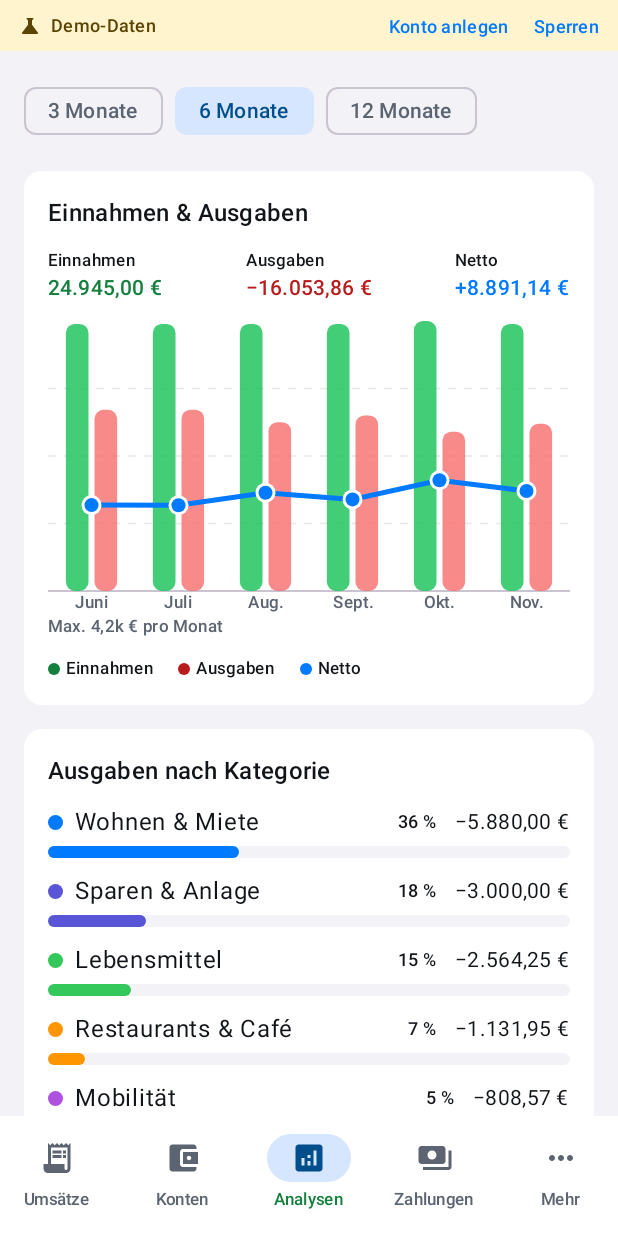
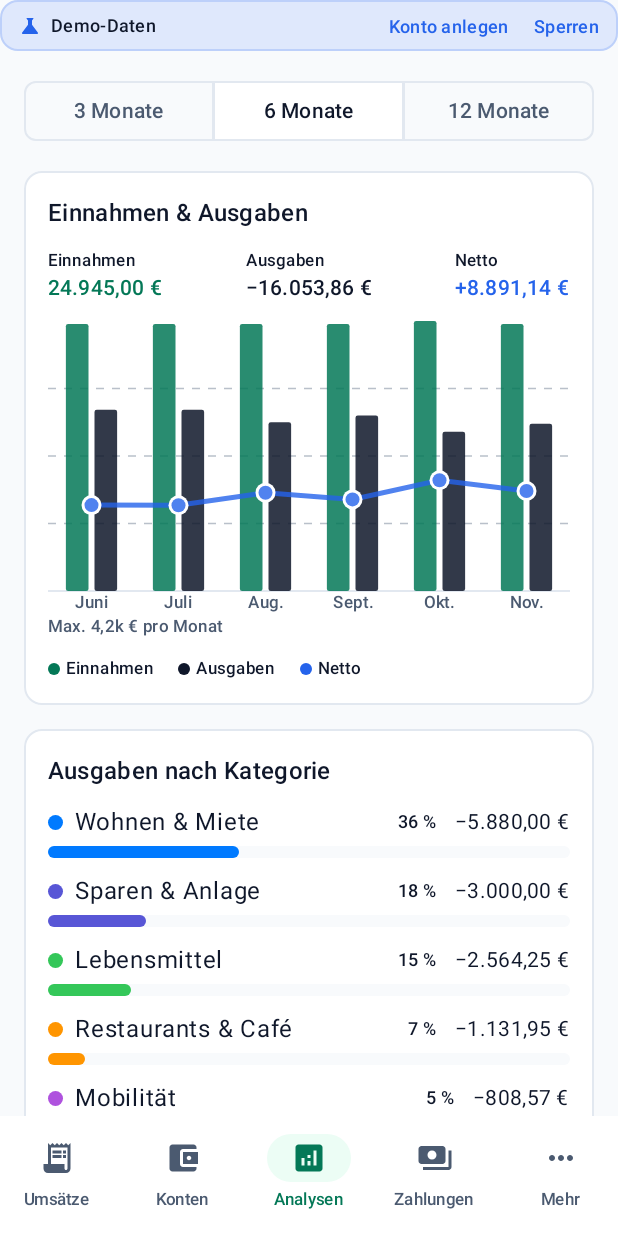
Before and after one commit to 24unix/GiroCrab, an Android app built with Jetpack Compose: the screen it shows after launch (MainActivity), item 3 of the bottom bar chosen, on a phone screen of 412 x 824 dp. Run offline under Robolectric (Android 15) with nearby library versions, the phone set to English and light mode, and no system bars.

Commit message:
feat(ui): port exact Swift Theme.swift & chart colors/opacities 1:1 to Android and Windows

```diff
--- a/GiroCrabAndroid/app/src/main/java/de/girocrab/app/ui/screens/AnalyticsScreen.kt
+++ b/GiroCrabAndroid/app/src/main/java/de/girocrab/app/ui/screens/AnalyticsScreen.kt
@@ -40,6 +40,14 @@ import androidx.compose.ui.text.style.TextOverflow
 import androidx.compose.ui.unit.dp
 import androidx.compose.foundation.lazy.items
 import androidx.compose.foundation.layout.fillMaxSize
+import de.girocrab.app.ui.theme.GiroColors
+import de.girocrab.app.ui.theme.LocalGiroColors
+import androidx.compose.foundation.BorderStroke
+import androidx.compose.material3.CardDefaults
+import androidx.compose.material3.ExperimentalMaterial3Api
+import androidx.compose.material3.SegmentedButton
+import androidx.compose.material3.SegmentedButtonDefaults
+import androidx.compose.material3.SingleChoiceSegmentedButtonRow
 import de.girocrab.app.model.AppUiState
 import de.girocrab.app.model.AppViewModel
 import de.girocrab.app.model.Booking
@@ -51,11 +59,10 @@ import java.time.format.TextStyle
 import java.util.Locale
 import kotlin.math.abs
 
-private val IncomeColor = Color(0xFF15803D)
-private val ExpenseColor = Color(0xFFB91C1C)
-private val IncomeBar = Color(0xFF22C55E).copy(alpha = 0.85f)
-private val ExpenseBar = Color(0xFFF87171).copy(alpha = 0.82f)
-private val NetColor = Color(0xFF007AFF)
+// 1:1 with Swift Theme (Formatting.swift): inflow / outflow / accent, see de.girocrab.app.ui.theme.GiroColors.
+private val IncomeColor: Color @Composable get() = LocalGiroColors.current.positive
+private val ExpenseColor: Color @Composable get() = LocalGiroColors.current.outflow
+private val NetColor: Color @Composable get() = LocalGiroColors.current.accent
 
 private data class MonthFlow(val month: YearMonth, val incomeCents: Long, val expenseCents: Long) {
     val netCents get() = incomeCents - expenseCents
@@ -96,6 +103,7 @@ private val IosPalette = listOf(0xFF007AFF, 0xFF5856D6, 0xFF34C759, 0xFFFF9500,
 private fun parseColor(hex: Long) = Color(hex)
 private fun paletteColor(i: Int) = IosPalette[i % IosPalette.size]
 
+@OptIn(ExperimentalMaterial3Api::class)
 @Composable
 fun AnalyticsScreen(
     state: AppUiState,
@@ -160,16 +168,35 @@ fun AnalyticsScreen(
         verticalArrangement = spacedBy(16.dp),
     ) {
         item {
-            Row(horizontalArrangement = spacedBy(8.dp)) {
-                listOf(3, 6, 12).forEach { m ->
-                    FilterChip(selected = months == m, onClick = { months = m }, label = { Text("$m Monate") })
+            val opts = listOf(3, 6, 12)
+            SingleChoiceSegmentedButtonRow(Modifier.fillMaxWidth()) {
+                opts.forEachIndexed { i, m ->
+                    SegmentedButton(
+                        selected = months == m,
+                        onClick = { months = m },
+                        shape = SegmentedButtonDefaults.itemShape(i, opts.size, RoundedCornerShape(8.dp)),
+                        colors = SegmentedButtonDefaults.colors(
+                            activeContainerColor = MaterialTheme.colorScheme.surface,
+                            activeContentColor = MaterialTheme.colorScheme.onSurface,
+                            activeBorderColor = MaterialTheme.colorScheme.outline,
+                            inactiveContainerColor = MaterialTheme.colorScheme.background,
+                            inactiveContentColor = MaterialTheme.colorScheme.onSurfaceVariant,
+                            inactiveBorderColor = MaterialTheme.colorScheme.outline,
+                        ),
+                        icon = {},
+                    ) { Text("$m Monate", style = MaterialTheme.typography.labelLarge) }
                 }
             }
         }
         item {
             val inc = monthly.sumOf { it.incomeCents }
             val exp = monthly.sumOf { it.expenseCents }
-            Card(Modifier.fillMaxWidth()) {
+            Card(
+                Modifier.fillMaxWidth(),
+                shape = RoundedCornerShape(12.dp),
+                colors = CardDefaults.cardColors(containerColor = MaterialTheme.colorScheme.surface),
+                border = BorderStroke(1.dp, MaterialTheme.colorScheme.outline),
+            ) {
                 Column(Modifier.padding(16.dp), verticalArrangement = spacedBy(12.dp)) {
                     Text("Einnahmen & Ausgaben", style = MaterialTheme.typography.titleMedium)
                     Row(Modifier.fillMaxWidth(), horizontalArrangement = Arrangement.SpaceBetween) {
@@ -187,7 +214,12 @@ fun AnalyticsScreen(
             }
         }
         item {
-            Card(Modifier.fillMaxWidth()) {
+            Card(
+                Modifier.fillMaxWidth(),
+                shape = RoundedCornerShape(12.dp),
+                colors = CardDefaults.cardColors(containerColor = MaterialTheme.colorScheme.surface),
+                border = BorderStroke(1.dp, MaterialTheme.colorScheme.outline),
+            ) {
                 Column(Modifier.padding(16.dp), verticalArrangement = spacedBy(10.dp)) {
                     Text("Ausgaben nach Kategorie", style = MaterialTheme.typography.titleMedium)
                     val total = categories.sumOf { it.cents }
@@ -217,7 +249,12 @@ fun AnalyticsScreen(
             }
         }
         item {
-            Card(Modifier.fillMaxWidth()) {
+            Card(
+                Modifier.fillMaxWidth(),
+                shape = RoundedCornerShape(12.dp),
+                colors = CardDefaults.cardColors(containerColor = MaterialTheme.colorScheme.surface),
+                border = BorderStroke(1.dp, MaterialTheme.colorScheme.outline),
+            ) {
                 Column(Modifier.padding(16.dp), verticalArrangement = spacedBy(10.dp)) {
                     Text("Auswertung nach Tags", style = MaterialTheme.typography.titleMedium)
                     if (tags.isEmpty()) {
@@ -314,6 +351,11 @@ private fun ShareRow(name: String, color: Color, fraction: Float, amount: String
 private fun CashflowChart(data: List<MonthFlow>, hide: Boolean) {
     val axis = MaterialTheme.colorScheme.outlineVariant
     val labelColor = MaterialTheme.colorScheme.onSurfaceVariant
+    val incomeBar = IncomeColor.copy(alpha = GiroColors.BarAlpha)
+    val expenseBar = ExpenseColor.copy(alpha = GiroColors.BarAlpha)
+    val netColor = NetColor.copy(alpha = 0.8f)
+    val gridColor = LocalGiroColors.current.tertiary.copy(alpha = 0.45f)
+    val pointFill = MaterialTheme.colorScheme.surface
     val maxVal = (data.maxOfOrNull { maxOf(it.incomeCents, it.expenseCents) } ?: 0L).coerceAtLeast(1L)
     val minNet = (data.minOfOrNull { it.netCents } ?: 0L).coerceAtMost(0L)
 
@@ -331,16 +373,16 @@ private fun CashflowChart(data: List<MonthFlow>, hide: Boolean) {
 
             for (g in 1..3) {
                 val gy = size.height * g / 4f
-                drawLine(Color(0xFFE5E7EB), Offset(0f, gy), Offset(size.width, gy), strokeWidth = 1.dp.toPx(), pathEffect = androidx.compose.ui.graphics.PathEffect.dashPathEffect(floatArrayOf(8f, 8f)))
+                drawLine(gridColor, Offset(0f, gy), Offset(size.width, gy), strokeWidth = 1.dp.toPx(), pathEffect = androidx.compose.ui.graphics.PathEffect.dashPathEffect(floatArrayOf(8f, 8f)))
             }
             drawLine(axis, Offset(0f, zeroY), Offset(size.width, zeroY), strokeWidth = 2f)
 
             data.forEachIndexed { i, m ->
                 val cx = slot * i + slot / 2
                 val incTop = y(m.incomeCents)
-                drawRoundRect(IncomeBar, Offset(cx - barW - 4.dp.toPx() / 2, incTop), Size(barW, (zeroY - incTop).coerceAtLeast(0f)), CornerRadius(6.dp.toPx()))
+                drawRoundRect(incomeBar, Offset(cx - barW - 4.dp.toPx() / 2, incTop), Size(barW, (zeroY - incTop).coerceAtLeast(0f)), CornerRadius(1.5.dp.toPx()))
                 val expTop = y(m.expenseCents)
-                drawRoundRect(ExpenseBar, Offset(cx + 4.dp.toPx() / 2, expTop), Size(barW, (zeroY - expTop).coerceAtLeast(0f)), CornerRadius(6.dp.toPx()))
+                drawRoundRect(expenseBar, Offset(cx + 4.dp.toPx() / 2, expTop), Size(barW, (zeroY - expTop).coerceAtLeast(0f)), CornerRadius(1.5.dp.toPx()))
             }
 
             val path = Path()
@@ -348,10 +390,10 @@ private fun CashflowChart(data: List<MonthFlow>, hide: Boolean) {
                 val p = Offset(slot * i + slot / 2, y(m.netCents))
                 if (i == 0) path.moveTo(p.x, p.y) else path.lineTo(p.x, p.y)
             }
-            drawPath(path, NetColor, style = Stroke(width = 5f, cap = StrokeCap.Round))
+            drawPath(path, netColor, style = Stroke(width = 5f, cap = StrokeCap.Round))
             data.forEachIndexed { i, m ->
-                drawCircle(Color.White, 10f, Offset(slot * i + slot / 2, y(m.netCents)))
-                drawCircle(NetColor, 7f, Offset(slot * i + slot / 2, y(m.netCents)))
+                drawCircle(pointFill, 10f, Offset(slot * i + slot / 2, y(m.netCents)))
+                drawCircle(netColor, 7f, Offset(slot * i + slot / 2, y(m.netCents)))
             }
         }
         Row(Modifier.fillMaxWidth()) {
--- a/GiroCrabAndroid/app/src/main/java/de/girocrab/app/ui/screens/BookingStreamScreen.kt
+++ b/GiroCrabAndroid/app/src/main/java/de/girocrab/app/ui/screens/BookingStreamScreen.kt
@@ -21,6 +21,8 @@ import androidx.compose.foundation.lazy.items
 import androidx.compose.foundation.rememberScrollState
 import androidx.compose.foundation.shape.CircleShape
 import androidx.compose.foundation.shape.RoundedCornerShape
+import de.girocrab.app.ui.theme.GiroColors
+import de.girocrab.app.ui.theme.LocalGiroColors
 import androidx.compose.foundation.text.KeyboardOptions
 import androidx.compose.material.icons.Icons
 import androidx.compose.material.icons.filled.ArrowDropDown
@@ -278,7 +280,7 @@ fun BalanceHeaderCard(
                 Surface(
                     onClick = { liquid = !liquid },
                     shape = RoundedCornerShape(50),
-                    color = Color(0xFF0067C0).copy(alpha = if (showLiquid) 0.22f else 0.10f),
+                    color = MaterialTheme.colorScheme.primary.copy(alpha = if (showLiquid) 0.28f else GiroColors.SelectionAlpha),
                 ) {
                     Text(
                         (if (showLiquid) "Verfügbar" else "Gesamtvermögen") + " ▾",
@@ -315,8 +317,8 @@ private fun HeaderPill(label: String, icon: androidx.compose.ui.graphics.vector.
     Surface(
         onClick = onClick,
         shape = RoundedCornerShape(50),
-        color = if (filled) Color(0xFF0067C0) else Color(0xFFE8F1FB),
-        contentColor = if (filled) Color.White else Color(0xFF004E8C),
+        color = if (filled) MaterialTheme.colorScheme.primary else MaterialTheme.colorScheme.primary.copy(alpha = GiroColors.SelectionAlpha),
+        contentColor = if (filled) Color.White else MaterialTheme.colorScheme.primary,
     ) {
         Row(Modifier.padding(horizontal = 10.dp, vertical = 5.dp), verticalAlignment = Alignment.CenterVertically) {
             Icon(icon, null, Modifier.size(14.dp))
@@ -455,7 +457,12 @@ private fun AnalyticsPanel(bookings: List<Booking>, categories: List<Category>,
         .groupBy { it.categoryId }
         .mapValues { -it.value.sumOf { b -> b.amountCents } }
         .entries.sortedByDescending { it.value }.take(5)
-    Card(Modifier.fillMaxWidth().padding(12.dp)) {
+    Card(
+        Modifier.fillMaxWidth().padding(12.dp),
+        shape = RoundedCornerShape(12.dp),
+        colors = androidx.compose.material3.CardDefaults.cardColors(containerColor = MaterialTheme.colorScheme.surface),
+        border = androidx.compose.foundation.BorderStroke(1.dp, MaterialTheme.colorScheme.outline),
+    ) {
         Column(Modifier.padding(12.dp), verticalArrangement = Arrangement.spacedBy(4.dp)) {
             SumRow("Einnahmen", income, masked)
             SumRow("Ausgaben", expense, masked)
@@ -499,7 +506,7 @@ private fun MonthHeader(g: MonthGroup, masked: Boolean) {
             style = MaterialTheme.typography.labelMedium,
             fontWeight = FontWeight.Bold,
         )
-        Text(formatMoney(g.income, masked = masked), fontFamily = tabular, style = tnum, fontSize = 12.sp, color = Color(0xFF15803D))
+        Text(formatMoney(g.income, masked = masked), fontFamily = tabular, style = tnum, fontSize = 12.sp, color = LocalGiroColors.current.positive)
         Spacer(Modifier.width(10.dp))
         Text(formatMoney(g.expense, masked = masked), fontFamily = tabular, style = tnum, fontSize = 12.sp, color = MaterialTheme.colorScheme.onSurfaceVariant)
     }
@@ -539,7 +546,7 @@ private fun BookingRow(
                     )
                 }
             }
-            if (unchecked) Box(Modifier.align(Alignment.TopEnd).size(9.dp).clip(CircleShape).background(Color(0xFF1E88E5)))
+            if (unchecked) Box(Modifier.align(Alignment.TopEnd).size(9.dp).clip(CircleShape).background(MaterialTheme.colorScheme.primary))
         }
         Column(Modifier.weight(1f).padding(end = 8.dp), verticalArrangement = Arrangement.spacedBy(2.dp)) {
             Text(
@@ -623,7 +630,7 @@ private fun BookingRow(
             formatMoney(booking.amountCents, booking.currency, masked),
             fontFamily = tabular, style = tnum,
             fontWeight = FontWeight.Medium,
-            color = if (booking.amountCents > 0) Color(0xFF15803D) else MaterialTheme.colorScheme.onSurface,
+            color = if (booking.amountCents > 0) LocalGiroColors.current.positive else MaterialTheme.colorScheme.onSurface,
             maxLines = 1,
             softWrap = false,
         )
--- a/GiroCrabAndroid/app/src/main/java/de/girocrab/app/ui/screens/LockAndOnboarding.kt
+++ b/GiroCrabAndroid/app/src/main/java/de/girocrab/app/ui/screens/LockAndOnboarding.kt
@@ -21,6 +21,8 @@ import androidx.compose.foundation.layout.size
 import androidx.compose.foundation.layout.width
 import androidx.compose.foundation.shape.CircleShape
 import androidx.compose.foundation.shape.RoundedCornerShape
+import androidx.compose.ui.graphics.compositeOver
+import de.girocrab.app.ui.theme.GiroColors
 import androidx.compose.material.icons.Icons
 import androidx.compose.material.icons.filled.AccountBalance
 import androidx.compose.material.icons.filled.CloudDownload
@@ -177,26 +179,30 @@ fun DemoBanner(
     onTestLockScreen: () -> Unit,
     modifier: Modifier = Modifier,
 ) {
+    // Swift DemoBanner: Theme.selection fill (accent 0.15), 1 px accent 0.18 border, accent icon, Theme.text title.
+    val accent = MaterialTheme.colorScheme.primary
     Surface(
         modifier.fillMaxWidth().height(34.dp),
-        color = androidx.compose.ui.graphics.Color(0xFFFFF4CE),
-        contentColor = androidx.compose.ui.graphics.Color(0xFF5C4300),
+        color = accent.copy(alpha = GiroColors.SelectionAlpha).compositeOver(MaterialTheme.colorScheme.surface),
+        contentColor = MaterialTheme.colorScheme.onSurface,
+        shape = RoundedCornerShape(12.dp),
+        border = androidx.compose.foundation.BorderStroke(1.dp, accent.copy(alpha = GiroColors.DemoBorderAlpha)),
     ) {
         Row(Modifier.padding(start = 12.dp, end = 4.dp), verticalAlignment = Alignment.CenterVertically) {
-            Icon(Icons.Default.Science, null, Modifier.size(16.dp))
+            Icon(Icons.Default.Science, null, Modifier.size(16.dp), tint = accent)
             Spacer(Modifier.width(6.dp))
             Text("Demo-Daten", style = MaterialTheme.typography.labelMedium, fontWeight = FontWeight.SemiBold, modifier = Modifier.weight(1f))
             val compactPadding = androidx.compose.foundation.layout.PaddingValues(horizontal = 8.dp, vertical = 0.dp)
             if (!vaultMayHoldRealData) {
-                TextButton(onClick = onCreateOwnAccount, contentPadding = compactPadding) {
+                TextButton(onClick = onCreateOwnAccount, contentPadding = compactPadding, colors = androidx.compose.material3.ButtonDefaults.textButtonColors(contentColor = accent)) {
                     Text("Konto anlegen", style = MaterialTheme.typography.labelMedium)
                 }
             } else {
-                TextButton(onClick = onBackToOwnVault, contentPadding = compactPadding) {
+                TextButton(onClick = onBackToOwnVault, contentPadding = compactPadding, colors = androidx.compose.material3.ButtonDefaults.textButtonColors(contentColor = accent)) {
                     Text("Eigener Tresor", style = MaterialTheme.typography.labelMedium)
                 }
             }
-            TextButton(onClick = onTestLockScreen, contentPadding = compactPadding) {
+            TextButton(onClick = onTestLockScreen, contentPadding = compactPadding, colors = androidx.compose.material3.ButtonDefaults.textButtonColors(contentColor = accent)) {
                 Text("Sperren", style = MaterialTheme.typography.labelMedium)
             }
         }
--- a/GiroCrabAndroid/app/src/main/java/de/girocrab/app/ui/theme/Theme.kt
+++ b/GiroCrabAndroid/app/src/main/java/de/girocrab/app/ui/theme/Theme.kt
@@ -14,19 +14,46 @@ import androidx.compose.runtime.CompositionLocalProvider
 import androidx.compose.runtime.Immutable
 import androidx.compose.runtime.staticCompositionLocalOf
 import androidx.compose.ui.graphics.Color
+import androidx.compose.ui.graphics.compositeOver
 import androidx.compose.ui.platform.LocalContext
 import androidx.compose.ui.text.TextStyle
 import androidx.compose.ui.text.font.FontWeight
 import androidx.compose.ui.unit.sp
 
-/** Brand: crab accent (coral red), emerald for positive amounts. */
+/** 1:1 port of `Theme` in GiroCrabApp/Sources/GiroCrabUI/Formatting.swift (+ AccentColor asset). */
 object GiroColors {
-    val Crab = Color(0xFF007AFF)
-    val CrabDark = Color(0xFF0A84FF)
-    val Emerald = Color(0xFF15803D)
-    val EmeraldDark = Color(0xFF34D399)
-    val Negative = Color(0xFFB91C1C)
+    val Accent = Color(0xFF2563EB)          // AccentColor light
+    val AccentDark = Color(0xFF3B82F6)      // AccentColor dark
+    val Inflow = Color(0xFF047857)          // Theme.inflowSpec light
+    val InflowDark = Color(0xFF34D399)
+    val Negative = Color(0xFFB91C1C)        // Theme.negativeSpec / chargeSpec
     val NegativeDark = Color(0xFFF87171)
+    val Outflow = Color(0xFF0F172A)         // Theme.outflowSpec (expense bars)
+    val OutflowDark = Color(0xFFF1F5F9)
+    val Canvas = Color(0xFFF8FAFC)
+    val CanvasDark = Color(0xFF0F172A)
+    val Sidebar = Color(0xFFF3F4F6)
+    val SidebarDark = Color(0xFF0B1220)
+    val Card = Color(0xFFFFFFFF)
+    val CardDark = Color(0xFF1E293B)
+    val Border = Color(0xFFE2E8F0)
+    val BorderDark = Color(0xFF334155)
+    val Text = Color(0xFF0F172A)
+    val TextDark = Color(0xFFF1F5F9)
+    val Secondary = Color(0xFF4B5A70)
+    val SecondaryDark = Color(0xFFA3B1C4)
+    val Tertiary = Color(0xFF64748B)
+    val TertiaryDark = Color(0xFF8494AA)
+    val InflowBadge = Color(0xFFECFDF5)
+    val InflowBadgeDark = Color(0xFF064E3B)
+    val OutflowBadge = Color(0xFFFEF2F2)
+    val OutflowBadgeDark = Color(0xFF5B1B1B)
+    /** Chart bar opacity (CategorySumChart / BalanceHeaderView: `.opacity(0.85)`, corner radius 1.5). */
+    const val BarAlpha = 0.85f
+    /** `Theme.selection` on iOS: accent.opacity(0.15); demo-banner stroke accent.opacity(0.18). */
+    const val SelectionAlpha = 0.15f
+    const val DemoBorderAlpha = 0.18f
+    const val BadgeAlpha = 0.12f
 }
 
 /** Semantic colours Material 3 has no slot for. */
@@ -36,60 +63,65 @@ data class GiroExtraColors(
     val negative: Color,
     val cardSurface: Color,
     val cardBorder: Color,
+    val outflow: Color = GiroColors.Outflow,
+    val tertiary: Color = GiroColors.Tertiary,
+    val accent: Color = GiroColors.Accent,
 )
 
 val LocalGiroColors = staticCompositionLocalOf {
-    GiroExtraColors(GiroColors.Emerald, GiroColors.Negative, Color.White, Color(0xFFE5E7EB))
+    GiroExtraColors(GiroColors.Inflow, GiroColors.Negative, GiroColors.Card, GiroColors.Border)
 }
 
-val GiroBorderLight = Color(0xFFE5E7EB)
-val GiroBorderDark = Color(0xFF2C2C2E)
+val GiroBorderLight = GiroColors.Border
+val GiroBorderDark = GiroColors.BorderDark
 
 private val LightScheme = lightColorScheme(
-    primary = GiroColors.Crab,
+    primary = GiroColors.Accent,
     onPrimary = Color.White,
-    primaryContainer = Color(0xFFD6E6FF),
-    onPrimaryContainer = Color(0xFF004E8C),
-    secondary = GiroColors.Emerald,
+    primaryContainer = GiroColors.Accent.copy(alpha = GiroColors.SelectionAlpha).compositeOver(Color.White),
+    onPrimaryContainer = GiroColors.Text,
+    secondary = GiroColors.Inflow,
     onSecondary = Color.White,
-    secondaryContainer = Color(0xFFD6E6FF),
-    onSecondaryContainer = Color(0xFF004E8C),
-    background = Color(0xFFF2F2F7),
-    onBackground = Color(0xFF111418),
-    surface = Color.White,
-    onSurface = Color(0xFF111418),
-    surfaceVariant = Color(0xFFF2F2F7),
+    secondaryContainer = GiroColors.InflowBadge,
+    onSecondaryContainer = GiroColors.Inflow,
+    background = GiroColors.Canvas,
+    onBackground = GiroColors.Text,
+    surface = GiroColors.Card,
+    onSurface = GiroColors.Text,
+    surfaceVariant = GiroColors.Canvas,
     surfaceTint = Color.Transparent,
-    surfaceContainer = Color.White,
-    surfaceContainerLow = Color.White,
-    surfaceContainerHigh = Color.White,
-    surfaceContainerHighest = Color.White,
-    onSurfaceVariant = Color(0xFF5B6470),
-    outline = Color(0xFFE5E7EB),
+    surfaceContainer = GiroColors.Card,
+    surfaceContainerLow = GiroColors.Card,
+    surfaceContainerHigh = GiroColors.Card,
+    surfaceContainerHighest = GiroColors.Card,
+    onSurfaceVariant = GiroColors.Secondary,
+    outline = GiroColors.Border,
+    outlineVariant = GiroColors.Border,
     error = GiroColors.Negative,
 )
 
 private val DarkScheme = darkColorScheme(
-    primary = GiroColors.CrabDark,
+    primary = GiroColors.AccentDark,
     onPrimary = Color.White,
-    primaryContainer = Color(0xFF1F3A60),
-    onPrimaryContainer = Color(0xFFD6E6FF),
-    secondary = GiroColors.EmeraldDark,
-    onSecondary = Color(0xFF00382A),
-    secondaryContainer = Color(0xFF1F3A60),
-    onSecondaryContainer = Color(0xFFD6E6FF),
-    background = Color(0xFF000000),
-    onBackground = Color(0xFFE6E8EC),
-    surface = Color(0xFF1C1C1E),
-    onSurface = Color(0xFFE6E8EC),
-    surfaceVariant = Color(0xFF2C2C2E),
+    primaryContainer = GiroColors.AccentDark.copy(alpha = GiroColors.SelectionAlpha).compositeOver(GiroColors.CardDark),
+    onPrimaryContainer = GiroColors.TextDark,
+    secondary = GiroColors.InflowDark,
+    onSecondary = Color(0xFF064E3B),
+    secondaryContainer = GiroColors.InflowBadgeDark,
+    onSecondaryContainer = GiroColors.InflowDark,
+    background = GiroColors.CanvasDark,
+    onBackground = GiroColors.TextDark,
+    surface = GiroColors.CardDark,
+    onSurface = GiroColors.TextDark,
+    surfaceVariant = GiroColors.CanvasDark,
     surfaceTint = Color.Transparent,
-    surfaceContainer = Color(0xFF1C1C1E),
-    surfaceContainerLow = Color(0xFF1C1C1E),
-    surfaceContainerHigh = Color(0xFF1C1C1E),
-    surfaceContainerHighest = Color(0xFF1C1C1E),
-    onSurfaceVariant = Color(0xFFA3ABB7),
-    outline = Color(0xFF2C2C2E),
+    surfaceContainer = GiroColors.CardDark,
+    surfaceContainerLow = GiroColors.CardDark,
+    surfaceContainerHigh = GiroColors.CardDark,
+    surfaceContainerHighest = GiroColors.CardDark,
+    onSurfaceVariant = GiroColors.SecondaryDark,
+    outline = GiroColors.BorderDark,
+    outlineVariant = GiroColors.BorderDark,
     error = GiroColors.NegativeDark,
 )
 
@@ -133,9 +165,9 @@ fun GiroCrabTheme(
         else -> LightScheme
     }
     val extra = if (darkTheme) {
-        GiroExtraColors(GiroColors.EmeraldDark, GiroColors.NegativeDark, scheme.surface, scheme.outline)
+        GiroExtraColors(GiroColors.InflowDark, GiroColors.NegativeDark, scheme.surface, scheme.outline, GiroColors.OutflowDark, GiroColors.TertiaryDark, GiroColors.AccentDark)
     } else {
-        GiroExtraColors(GiroColors.Emerald, GiroColors.Negative, scheme.surface, scheme.outline)
+        GiroExtraColors(GiroColors.Inflow, GiroColors.Negative, scheme.surface, scheme.outline)
     }
     CompositionLocalProvider(LocalGiroColors provides extra) {
         MaterialTheme(colorScheme = scheme, typography = GiroTypography, content = content)
```
Also changed, not shown: 1 other file.
